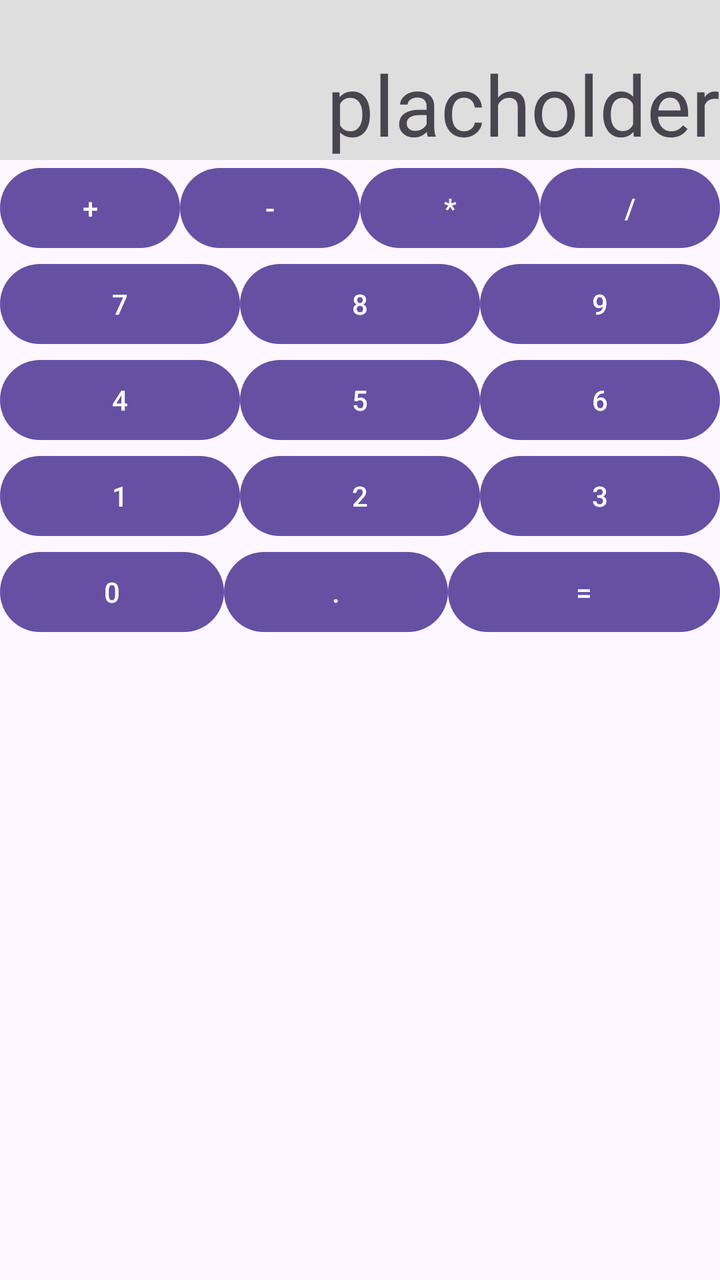
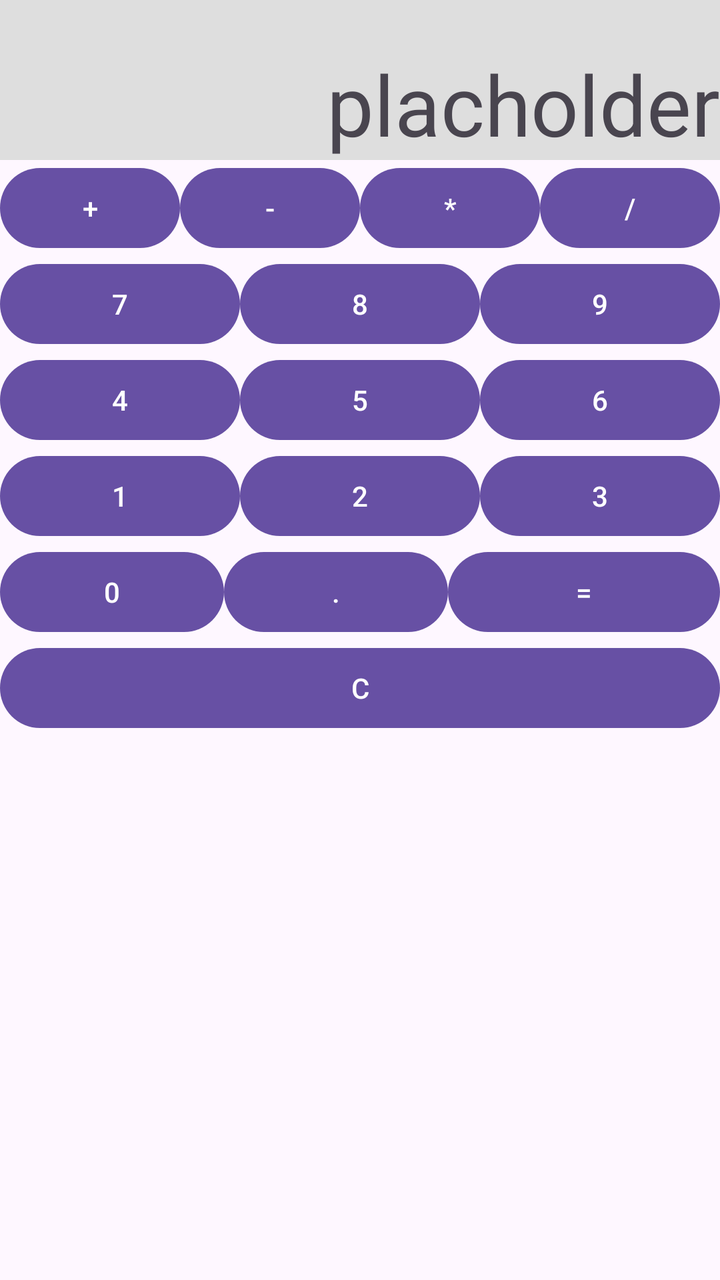

Screens rendered from an Android XML layout before and after an edit, with the pre-edit source and the edit as a unified diff.
<!-- AndroidManifest.xml: application theme Theme.Kalkulator -->
<!-- res/layout/activity_main.xml -->
<?xml version="1.0" encoding="utf-8"?>
<LinearLayout xmlns:android="http://schemas.android.com/apk/res/android"
    xmlns:tools="http://schemas.android.com/tools"
    android:id="@+id/main"
    android:layout_width="match_parent"
    android:layout_height="match_parent"
    android:orientation="vertical"
    tools:context=".MainActivity">

    <TextView
        android:id="@+id/textView"
        android:layout_width="match_parent"
        android:layout_height="80dp"
        android:textSize="42sp"
        android:background="#dedede"
        android:gravity="bottom|right"
        android:text="@string/wynik" />

    <LinearLayout
        android:layout_width="match_parent"
        android:layout_height="wrap_content"
        android:orientation="horizontal">


        <Button
            android:id="@+id/button1"
            android:layout_width="wrap_content"
            android:layout_height="wrap_content"
            android:layout_weight="1"
            android:text="+" />
        <Button
            android:id="@+id/button2"
            android:layout_width="wrap_content"
            android:layout_height="wrap_content"
            android:layout_weight="1"
            android:text="-" />
        <Button
            android:id="@+id/button3"
            android:layout_width="wrap_content"
            android:layout_height="wrap_content"
            android:layout_weight="1"
            android:text="*" />
        <Button
            android:id="@+id/button4"
            android:layout_width="wrap_content"
            android:layout_height="wrap_content"
            android:layout_weight="1"
            android:text="/" />
    </LinearLayout>

    <LinearLayout
        android:layout_width="match_parent"
        android:layout_height="wrap_content"
        android:orientation="horizontal">


        <Button
            android:id="@+id/button5"
            android:layout_width="wrap_content"
            android:layout_height="wrap_content"
            android:layout_weight="1"
            android:text="7" />
        <Button
            android:id="@+id/button6"
            android:layout_width="wrap_content"
            android:layout_height="wrap_content"
            android:layout_weight="1"
            android:text="8" />
        <Button
            android:id="@+id/button7"
            android:layout_width="wrap_content"
            android:layout_height="wrap_content"
            android:layout_weight="1"
            android:text="9" />
    </LinearLayout>

    <LinearLayout
        android:layout_width="match_parent"
        android:layout_height="wrap_content"
        android:orientation="horizontal">


        <Button
            android:id="@+id/button8"
            android:layout_width="wrap_content"
            android:layout_height="wrap_content"
            android:layout_weight="1"
            android:text="4" />
        <Button
            android:id="@+id/button9"
            android:layout_width="wrap_content"
            android:layout_height="wrap_content"
            android:layout_weight="1"
            android:text="5" />
        <Button
            android:id="@+id/button10"
            android:layout_width="wrap_content"
            android:layout_height="wrap_content"
            android:layout_weight="1"
            android:text="6" />
    </LinearLayout>

    <LinearLayout
        android:layout_width="match_parent"
        android:layout_height="wrap_content"
        android:orientation="horizontal">


        <Button
            android:id="@+id/button80"
            android:layout_width="wrap_content"
            android:layout_height="wrap_content"
            android:layout_weight="1"
            android:text="1" />
        <Button
            android:id="@+id/button90"
            android:layout_width="wrap_content"
            android:layout_height="wrap_content"
            android:layout_weight="1"
            android:text="2" />
        <Button
            android:id="@+id/button100"
            android:layout_width="wrap_content"
            android:layout_height="wrap_content"
            android:layout_weight="1"
            android:text="3" />
    </LinearLayout>

    <LinearLayout
        android:layout_width="match_parent"
        android:layout_height="wrap_content"
        android:orientation="horizontal">


        <Button
            android:id="@+id/button800"
            android:layout_width="wrap_content"
            android:layout_height="wrap_content"
            android:layout_weight="1"
            android:text="0" />
        <Button
            android:id="@+id/button900"
            android:layout_width="wrap_content"
            android:layout_height="wrap_content"
            android:layout_weight="1"
            android:text="." />
        <Button
            android:id="@+id/button1000"
            android:layout_width="wrap_content"
            android:layout_height="wrap_content"
            android:layout_weight="2"
            android:text="=" />
    </LinearLayout>


</LinearLayout>
<!-- resources referenced by this layout -->
<resources>
  <string name="wynik">placholder</string>
  <style name="Theme.Kalkulator" parent="Base.Theme.Kalkulator" />
  <style name="Base.Theme.Kalkulator" parent="Theme.Material3.DayNight.NoActionBar">
          
          
      </style>
</resources>

<!-- the commit's change to res/layout/activity_main.xml (unified diff, before → after) -->
@@ -152,5 +152,11 @@
             android:text="=" />
     </LinearLayout>
 
+    <Button
+        android:id="@+id/button11"
+        android:layout_width="match_parent"
+        android:layout_height="wrap_content"
+        android:text="C" />
+
 
 </LinearLayout>
